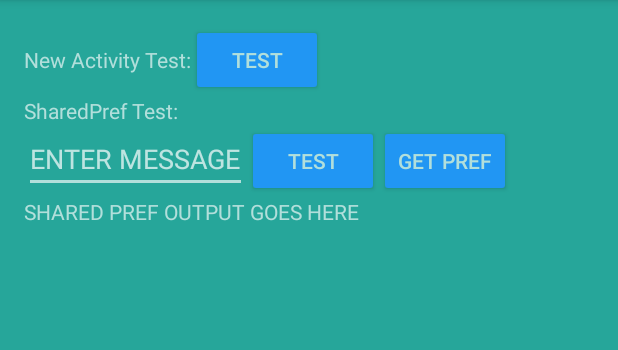
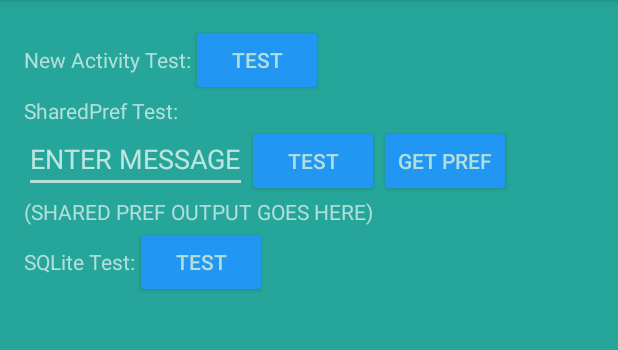
Before and after one commit to AdamSHurwitz/Hacking_Environment, an Android app: the screen it shows after launch (MainActivity), on a phone screen of 412 x 824 dp, the part 84-434 px from its top. Run offline under Robolectric (Android 15) with nearby library versions, the phone set to English and light mode, and no system bars.

Commit message:
SQLite - Input Data

```diff
--- a/app/src/main/java/com/example/adamhurwitz/hackingenvironment/MainActivity.java
+++ b/app/src/main/java/com/example/adamhurwitz/hackingenvironment/MainActivity.java
@@ -24,7 +24,7 @@ public class MainActivity extends AppCompatActivity {
         startActivity(intent);
     }
 
-// SharedPref - In MainActivity vs. in MainActivityFragment.java
+// SharedPref - In MainActivity vs. being inside MainActivityFragment.java
 
    /* public void sendToSharedPreferences(View view) {
         EditText editTextField1 = (EditText) this.findViewById(R.id.edit_message_one);
--- a/app/src/main/java/com/example/adamhurwitz/hackingenvironment/MainActivityFragment.java
+++ b/app/src/main/java/com/example/adamhurwitz/hackingenvironment/MainActivityFragment.java
@@ -1,9 +1,12 @@
 package com.example.adamhurwitz.hackingenvironment;
 
+import android.content.ContentValues;
 import android.content.Context;
 import android.content.SharedPreferences;
+import android.database.sqlite.SQLiteDatabase;
 import android.os.Bundle;
 import android.support.v4.app.Fragment;
+import android.util.Log;
 import android.view.LayoutInflater;
 import android.view.View;
 import android.view.ViewGroup;
@@ -11,33 +14,45 @@ import android.widget.Button;
 import android.widget.EditText;
 import android.widget.TextView;
 
+import com.example.adamhurwitz.hackingenvironment.data.Contract;
+import com.example.adamhurwitz.hackingenvironment.data.SQLDbHelper;
+
 /**
  * A placeholder fragment containing a simple view.
  */
 public class MainActivityFragment extends Fragment {
-
+    private final String LOG_TAG = MainActivityFragment.class.getSimpleName();
     public MainActivityFragment() {
     }
 
     @Override
     public View onCreateView(LayoutInflater inflater, ViewGroup container,
                              Bundle savedInstanceState) {
-
         View inflatedView = inflater.inflate(R.layout.fragment_main, container, false);
 
-        Button b1 = (Button) inflatedView.findViewById(R.id.writeToSharedPref);
-        b1.setOnClickListener(new View.OnClickListener() {
+        // SharedPref test
+        Button writeToSharedPref = (Button) inflatedView.findViewById(R.id.writeToSharedPref);
+        writeToSharedPref.setOnClickListener(new View.OnClickListener() {
             @Override
             public void onClick(View v) {
                 sendToSharedPreferences(v);
             }
         });
 
-        Button b2 = (Button) inflatedView.findViewById(R.id.getFromSharePref);
-        b2.setOnClickListener(new View.OnClickListener() {
+        Button getFromSharedPref = (Button) inflatedView.findViewById(R.id.getFromSharedPref);
+        getFromSharedPref.setOnClickListener(new View.OnClickListener() {
             @Override
             public void onClick(View v) {
                 getFromSharedPreferences(v);
+            }
+        });
+
+        // Database test
+        Button putInfoIntoDatabase = (Button) inflatedView.findViewById(R.id.putInfoIntoDatabase);
+        putInfoIntoDatabase.setOnClickListener(new View.OnClickListener() {
+            @Override
+            public void onClick(View v) {
+                putInfoIntoDatabase(v);
             }
         });
 
@@ -51,7 +66,7 @@ public class MainActivityFragment extends Fragment {
 
         SharedPreferences sharedPref = getActivity().getPreferences(Context.MODE_PRIVATE);
         SharedPreferences.Editor editor = sharedPref.edit();
-        editor.putString(getString(R.string.preference_test), firstPref);
+        editor.putString(getString(R.string.preference_key), firstPref);
         editor.commit();
     }
 
@@ -59,9 +74,34 @@ public class MainActivityFragment extends Fragment {
     public void getFromSharedPreferences(View view) {
         SharedPreferences sharedPref = getActivity().getPreferences(Context.MODE_PRIVATE);
         String defaultValue = getResources().getString(R.string.saved_default_value);
-        String preference = sharedPref.getString(getString(R.string.preference_test), defaultValue);
+        String preference = sharedPref.getString(getString(R.string.preference_key), defaultValue);
 
         TextView sharedPrefOutput = (TextView) getActivity().findViewById(R.id.shared_pref_output);
         sharedPrefOutput.setText(preference);
     }
+//------------------------------------------------------------------------------------------------//
+// Database Test
+
+    public void putInfoIntoDatabase(View view) {
+        Log.v("putInfoIntoDatabase", "called here");
+        // Access database
+        SQLDbHelper mDbHelper = new SQLDbHelper(getContext());
+
+        // Put Info into Database
+
+        // Gets the data repository in write mode
+        SQLiteDatabase db = mDbHelper.getWritableDatabase();
+
+        // Create a new map of values, where column names are the keys
+        ContentValues values = new ContentValues();
+        values.put(Contract.Tests.COLUMN_NAME_CONCEPT, "new activity");
+        values.put(Contract.Tests.COLUMN_NAME_TAB_NUMBER, 1);
+
+        // Insert the new row, returning the primary key value of the new row
+        long newRowId;
+        newRowId = db.insert(
+                Contract.Tests.TABLE_NAME,
+                null,
+                values);
+    }
 }
--- a/app/src/main/res/layout/fragment_main.xml
+++ b/app/src/main/res/layout/fragment_main.xml
@@ -62,18 +62,36 @@
                 android:text="@string/button_test" />
 
             <Button
-                android:id="@+id/getFromSharePref"
+                android:id="@+id/getFromSharedPref"
                 android:layout_width="wrap_content"
                 android:layout_height="wrap_content"
-                android:text="GET PREF" />
+                android:text="@string/button_get_pref" />
         </LinearLayout>
 
         <TextView
             android:id="@+id/shared_pref_output"
             android:layout_width="wrap_content"
             android:layout_height="wrap_content"
-            android:text="SHARED PREF OUTPUT GOES HERE" />
+            android:text="(SHARED PREF OUTPUT GOES HERE)" />
     </LinearLayout>
+    <LinearLayout
+        android:layout_width="wrap_content"
+        android:layout_height="wrap_content"
+        android:orientation="horizontal">
+        <TextView
+            android:layout_width="wrap_content"
+            android:layout_height="wrap_content"
+            android:text="@string/sql_test"/>
+        <Button
+            android:id="@+id/putInfoIntoDatabase"
+            android:layout_width="wrap_content"
+            android:layout_height="wrap_content"
+            android:text="@string/button_test"/>
+    </LinearLayout>
+    <View
+        android:id="@+id/SQLite_output"
+        android:layout_width="wrap_content"
+        android:layout_height="wrap_content"/>
 
 
 </LinearLayout>
--- a/app/src/main/res/values/strings.xml
+++ b/app/src/main/res/values/strings.xml
@@ -4,15 +4,21 @@
     <string name="edit_message">ENTER MESSAGE</string>
     <string name="shared_pref_text">SharedPref Test: </string>
     <string name="new_activity_text">New Activity Test: </string>
-    <string name="button_test">Test</string>
     <string name="title_activity_display_message">My Message</string>
     <string name="hello_world">Hello world!</string>
     <string name="action_search">Search</string>
     <!-- TODO: Remove or change this placeholder text -->
     <string name="hello_blank_fragment">Hello blank fragment</string>
 
+    <!-- Buttons -->
+    <string name="button_test">TEST</string>
+    <string name="button_get_pref">GET PREF</string>
+
     <!-- SharedPref Test-->
     <string name="preference_file_key">com.example.myapp.PREFERENCE_FILE_KEY</string>
-    <string name="preference_test">Key</string>
+    <string name="preference_key">key</string>
     <string name="saved_default_value">DEFAULT</string>
+
+    <!-- Database Test-->
+    <string name="sql_test">SQLite Test: </string>
 </resources>
```
Also changed, not shown: app/src/main/java/com/example/adamhurwitz/hackingenvironment/data/Contract.java (added, +28 -0 lines), app/src/main/java/com/example/adamhurwitz/hackingenvironment/data/SQLDbHelper.java (added, +60 -0 lines).
